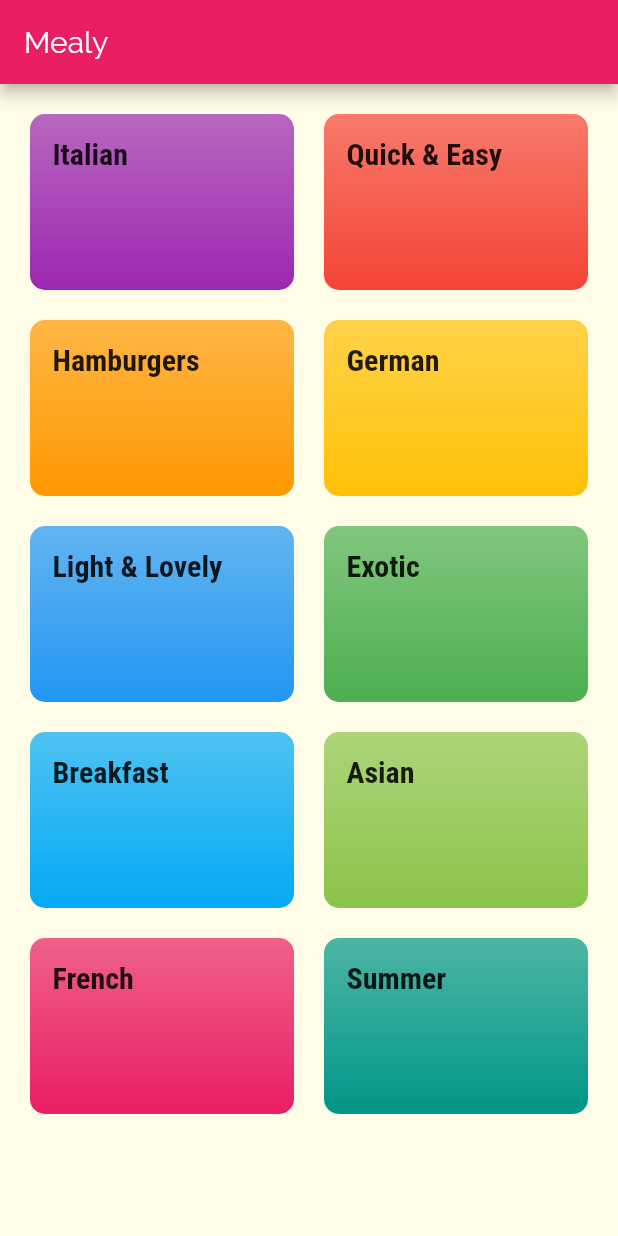
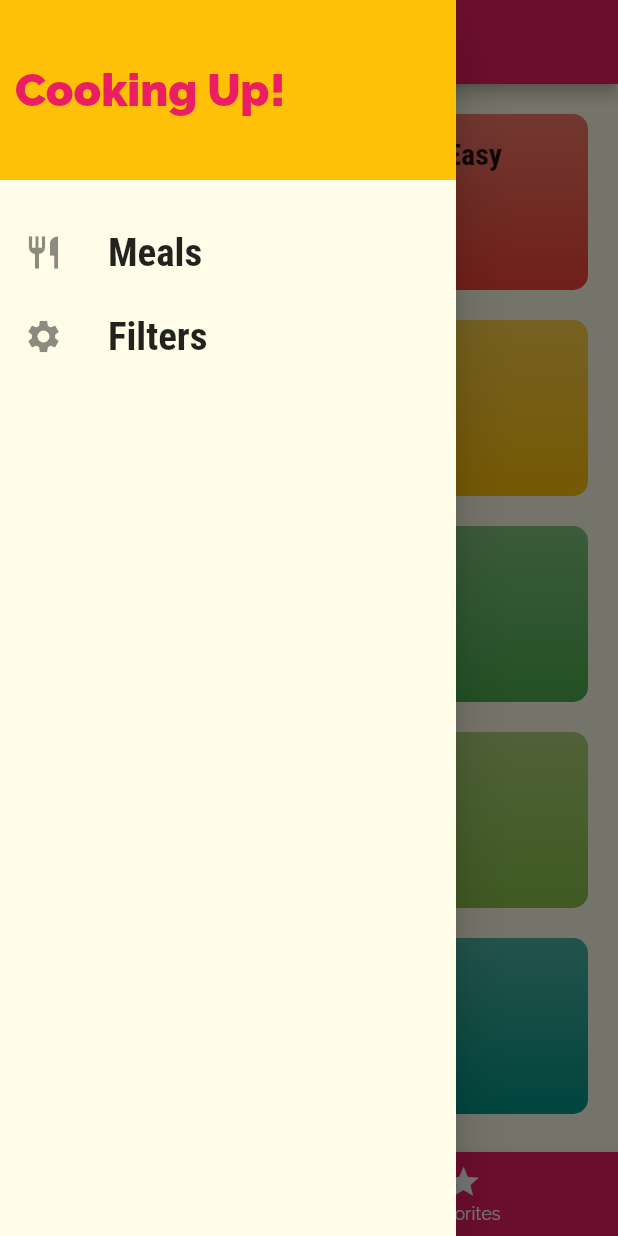
Before and after one commit to ahmedmedrah/mealy, a Flutter app: the screen it shows after launch, with the side drawer open (before the commit the screen has no drawer), on a phone screen of 412 x 824 dp. Run offline on Flutter 3.47's test engine with Material 2 defaults, Android fonts, the phone set to English and light mode, and no system bars; our stand-ins replace localstorage.

Commit message:
add drawer, filters, favorites, localstorage, bottom navigation bar, meal detail page

```diff
--- a/lib/main.dart
+++ b/lib/main.dart
@@ -1,16 +1,100 @@
+import 'dart:async';
+
 import 'package:flutter/material.dart';
-import 'package:mealy/screens/categories_screen.dart';
+import 'package:localstorage/localstorage.dart';
+
+import 'package:mealy/dummy_data.dart';
+import 'package:mealy/models/meal_model.dart';
 import 'package:mealy/screens/category_meals_screen.dart';
+import 'package:mealy/screens/filters_screen.dart';
 import 'package:mealy/screens/meal_detail.dart';
+import 'package:mealy/screens/taps_screen.dart';
 
 void main() {
   runApp(MyApp());
 }
 
-class MyApp extends StatelessWidget {
+class MyApp extends StatefulWidget {
   // This widget is the root of your application.
   @override
+  _MyAppState createState() => _MyAppState();
+}
+
+class _MyAppState extends State<MyApp> {
+  final LocalStorage store = LocalStorage('mealy');
+  Map<String, dynamic> _filters = {
+    'gluten': false,
+    'lactose': false,
+    'vegetarian': false,
+    'vegan': false,
+  };
+  List<Meal> _availableMeals = DUMMY_MEALS;
+  List<Meal> _favoritesMeals = [];
+
+
+  _setLocalStorage(String name, Map data) async {
+    await store.ready; // Make sure store is ready
+    store.setItem(name, data);
+  }
+
+  @override
+  void initState() {
+    _initData();
+    super.initState();
+  }
+
+
+
+  void _initData() async {
+    await store.ready;
+    _filters = store.getItem('filters') ?? _filters;
+  }
+
+
+  _setFilters(Map<String, bool> filtersData){
+    setState(() {
+      _filters = filtersData;
+      _setLocalStorage('filters', _filters);
+      _availableMeals = DUMMY_MEALS.where((meal) {
+        if (_filters['gluten'] == true && !meal.isGlutenFree) return false;
+
+        if (_filters['lactose'] == true && !meal.isLactoseFree) return false;
+
+        if (_filters['vegan'] == true && !meal.isVegan) return false;
+
+        if (_filters['vegetarian'] == true && !meal.isVegetarian) return false;
+
+        return true;
+      }).toList();
+    });
+  }
+
+  void _toggleFavorites(String mealId){
+    final existingIndex =
+        _favoritesMeals.indexWhere((meal) => meal.id == mealId);
+    if (existingIndex >= 0) {
+      setState(() {
+        _favoritesMeals.removeAt(existingIndex);
+        _setLocalStorage('favorites',
+            {'favorites_ids': _favoritesMeals.map((e) => e.id).toList()});
+      });
+    } else {
+      setState(() {
+        _favoritesMeals
+            .add(DUMMY_MEALS.firstWhere((meal) => meal.id == mealId));
+        _setLocalStorage('favorites',
+            {'favorites_ids': _favoritesMeals.map((e) => e.id).toList()});
+      });
+    }
+  }
+
+  bool _isMealFavorite(String id) {
+    return _favoritesMeals.any((meal) => meal.id == id);
+  }
+
+  @override
   Widget build(BuildContext context) {
+    // _initData();
     return MaterialApp(
       title: 'Mealy',
       theme: ThemeData(
@@ -28,9 +112,12 @@ class MyApp extends StatelessWidget {
             ),
       ),
       routes: {
-        '/': (ctx) => CategoriesScreen(),
-        CategoryMealsScreen.ROUTENAME: (ctx) => CategoryMealsScreen(),
-        MealDetailScreen.ROUTENAME: (ctx) => MealDetailScreen(),
+        '/': (ctx) => TabsScreen(),
+        CategoryMealsScreen.ROUTENAME: (ctx) =>
+            CategoryMealsScreen(_availableMeals),
+        MealDetailScreen.ROUTENAME: (ctx) =>
+            MealDetailScreen(_toggleFavorites, _isMealFavorite),
+        FiltersScreen.ROUTENAME: (ctx) => FiltersScreen(_filters, _setFilters),
       },
     );
   }
--- a/lib/models/meal_model.dart
+++ b/lib/models/meal_model.dart
@@ -42,4 +42,5 @@ class Meal{
     @required this.isVegan,
     @required this.isVegetarian
   });
+
 }
--- a/lib/screens/categories_screen.dart
+++ b/lib/screens/categories_screen.dart
@@ -5,12 +5,7 @@ import 'package:mealy/widgets/category_item.dart';
 class CategoriesScreen extends StatelessWidget {
   @override
   Widget build(BuildContext context) {
-    return Scaffold(
-      //Todo cupertino
-      appBar: AppBar(
-        title: const Text('Mealy'),
-      ),
-      body: GridView(
+    return GridView(
       padding: const EdgeInsets.all(20),
       gridDelegate: SliverGridDelegateWithMaxCrossAxisExtent(
         maxCrossAxisExtent: 200,
@@ -19,9 +14,9 @@ class CategoriesScreen extends StatelessWidget {
         mainAxisSpacing: 20,
       ),
       children: DUMMY_CATEGORIES
-            .map((cateData) => CategoryItem(cateData.id,cateData.title, cateData.color))
+          .map((cateData) =>
+              CategoryItem(cateData.id, cateData.title, cateData.color))
           .toList(),
-      ),
     );
   }
 }
--- a/lib/screens/category_meals_screen.dart
+++ b/lib/screens/category_meals_screen.dart
@@ -5,6 +5,9 @@ import 'package:mealy/widgets/meal_item.dart';
 
 class CategoryMealsScreen extends StatelessWidget {
   static const ROUTENAME = '/category-meals';
+  final List<Meal> _availableMeals ;
+
+  CategoryMealsScreen(this._availableMeals);
 
   @override
   Widget build(BuildContext context) {
@@ -12,7 +15,7 @@ class CategoryMealsScreen extends StatelessWidget {
         ModalRoute.of(context).settings.arguments as Map<String, String>;
     final categoryTitle = routeArgs['title'];
     final categoryId = routeArgs['id'];
-    final categoryMeals = DUMMY_MEALS
+    final categoryMeals = _availableMeals
         .where((element) => element.categories.contains(categoryId))
         .toList();
     return Scaffold(
--- /dev/null
+++ b/lib/screens/taps_screen.dart
@@ -0,0 +1,69 @@
+import 'package:flutter/material.dart';
+import 'package:mealy/models/meal_model.dart';
+import 'package:mealy/screens/categories_screen.dart';
+import 'package:mealy/screens/favorites_screen.dart';
+import 'package:mealy/widgets/main_drawer.dart';
+
+class TabsScreen extends StatefulWidget {
+
+  @override
+  _TabsScreenState createState() => _TabsScreenState();
+}
+
+class _TabsScreenState extends State<TabsScreen> {
+  List<Map<String,dynamic>> _pages;
+  int _selectedPageIndex = 0;
+  List<Meal> _favoritesMeals;
+
+
+
+  @override
+  void initState() {
+    super.initState();
+    _pages = [
+      { 'page': CategoriesScreen(),
+        'title': 'Categories',
+      },
+      { 'page': FavoritesScreen(),
+        'title': 'Favorites',
+      },
+    ];
+  }
+
+  void _selectPage(int index){
+    setState(() {
+      _selectedPageIndex = index;
+    });
+  }
+  @override
+  Widget build(BuildContext context) {
+    //TODO Cupertino
+    return Scaffold(
+      appBar: AppBar(
+        title: Text(_pages[_selectedPageIndex]['title']),
+      ),
+      body: _pages[_selectedPageIndex]['page'],
+      bottomNavigationBar: BottomNavigationBar(
+        currentIndex: _selectedPageIndex,
+        onTap: _selectPage,
+        backgroundColor: Theme.of(context).primaryColor,
+        unselectedItemColor: Colors.white,
+        selectedItemColor: Theme.of(context).accentColor,
+        // type: BottomNavigationBarType.shifting,
+        items: [
+          BottomNavigationBarItem(
+            // backgroundColor: Theme.of(context).primaryColor,  if type == shifting
+            icon: Icon(Icons.category),
+            label: 'Categories',
+          ),
+          BottomNavigationBarItem(
+            // backgroundColor: Theme.of(context).primaryColor,  if type == shifting
+            icon: Icon(Icons.star),
+            label: 'Favorites',
+          ),
+        ],
+      ),
+      drawer: MainDrawer()
+    );
+  }
+}
--- /dev/null
+++ b/lib/widgets/main_drawer.dart
@@ -0,0 +1,65 @@
+import 'package:flutter/cupertino.dart';
+import 'package:flutter/material.dart';
+import 'package:mealy/screens/filters_screen.dart';
+
+class MainDrawer extends StatelessWidget {
+  Widget _buildListTile(String title, IconData icon, Function tapHandler) {
+    return ListTile(
+      leading: Icon(
+        icon,
+        size: 26,
+      ),
+      title: Text(
+        title,
+        style: TextStyle(
+          fontFamily: 'RobotoCondensed',
+          fontSize: 26,
+          fontWeight: FontWeight.bold,
+        ),
+      ),
+      onTap: tapHandler,
+    );
+  }
+
+  @override
+  Widget build(BuildContext context) {
+    return Drawer(
+      child: Column(
+        children: [
+          Container(
+            color: Theme.of(context).accentColor,
+            height: 120,
+            width: double.infinity,
+            padding: EdgeInsets.all(10),
+            alignment: Alignment.centerLeft,
+            child: Text(
+              'Cooking Up!',
+              style: TextStyle(
+                fontWeight: FontWeight.w900,
+                fontSize: 30,
+                color: Theme.of(context).primaryColor,
+              ),
+            ),
+          ),
+          SizedBox(
+            height: 20,
+          ),
+          _buildListTile(
+            'Meals',
+            Icons.restaurant,
+            () {
+              Navigator.of(context).pushReplacementNamed('/');
+            },
+          ),
+          _buildListTile(
+            'Filters',
+            Icons.settings,
+            () {
+              Navigator.of(context).pushNamed(FiltersScreen.ROUTENAME);
+            },
+          ),
+        ],
+      ),
+    );
+  }
+}
--- a/lib/widgets/meal_item.dart
+++ b/lib/widgets/meal_item.dart
@@ -43,7 +43,7 @@ class MealItem extends StatelessWidget {
   }
 
   void selectMeal(ctx) {
-    Navigator.of(ctx).pushNamed(MealDetailScreen.ROUTENAME,arguments: meal.id);
+    Navigator.of(ctx).pushNamed(MealDetailScreen.ROUTENAME,arguments: meal);
   }
 
   @override
--- a/pubspec.yaml
+++ b/pubspec.yaml
@@ -23,6 +23,7 @@ environment:
 dependencies:
   flutter:
     sdk: flutter
+  localstorage: ^3.0.3+6
 
 
   # The following adds the Cupertino Icons font to your application.
```
Also changed, not shown: lib/screens/favorites_screen.dart (added, +58 -0 lines), lib/screens/filters_screen.dart (added, +125 -0 lines), lib/screens/meal_detail.dart (+84 -4 lines), pubspec.lock. Lines whose indentation alone changed are shown as unchanged.
